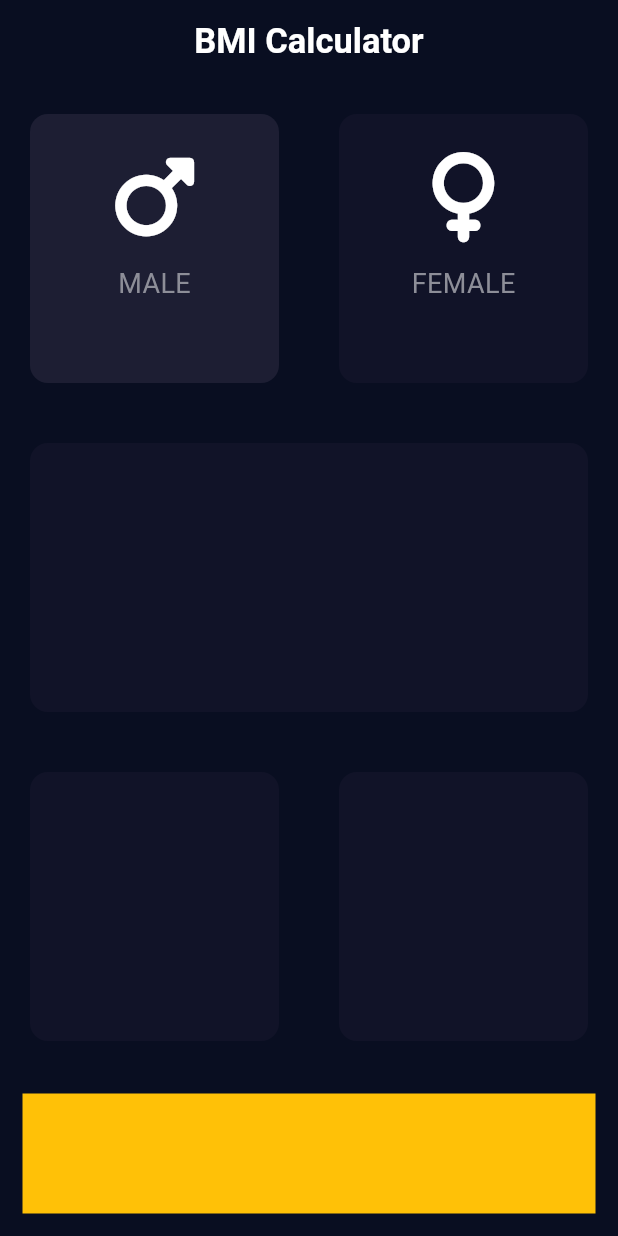
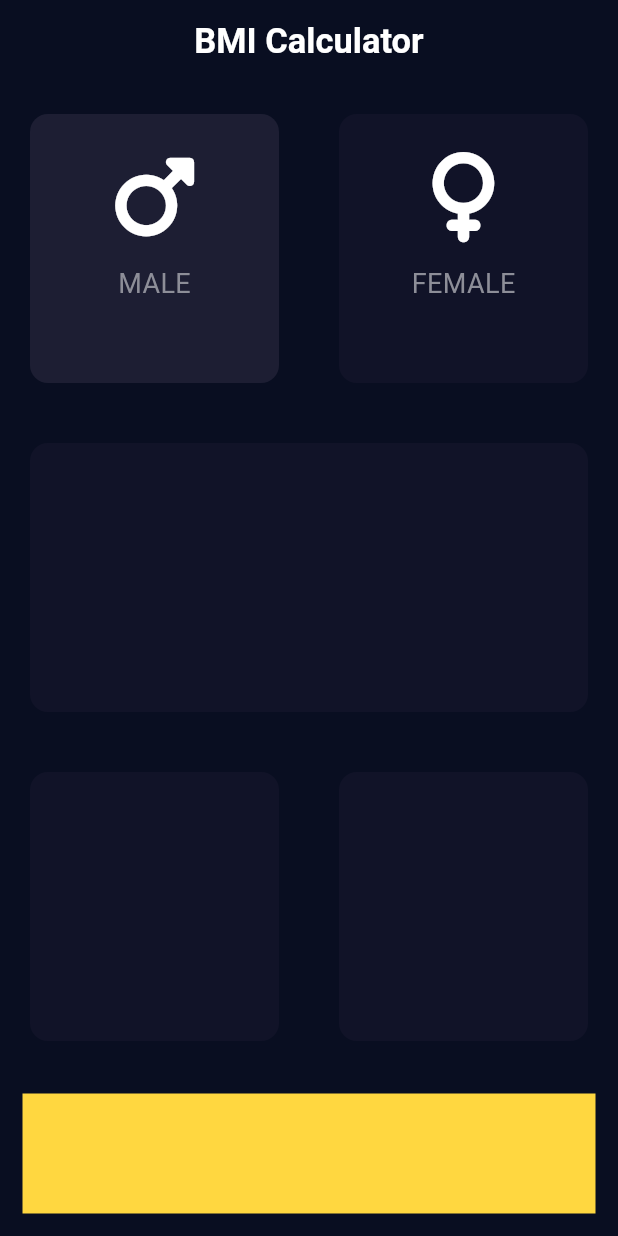
Before and after one commit to saver999/bmicalculator, a Flutter app: the screen it shows after launch, after a tap on "MALE", on a phone screen of 412 x 824 dp. Run offline on Flutter 3.47's test engine with Material 3 defaults, Android fonts, the phone set to English and light mode, and no system bars; our stand-ins replace font_awesome_flutter.

Commit message:
Update with ternary operator

```diff
--- a/lib/myhomepage.dart
+++ b/lib/myhomepage.dart
@@ -29,21 +29,9 @@ class MyHomePage extends StatefulWidget {
 
 class _MyHomePageState extends State<MyHomePage> {
 
+  bool isActiveMale = false;
+  bool isActiveFemale = false;
 
-  void changeColours(Gender gender){
-    if( gender == Gender.male){
-      if(maleColour == inactiveColour){
-        maleColour = activeColour;
-        femaleColour = inactiveColour;
-      }
-    }
-    if( gender == Gender.female){
-      if(femaleColour == inactiveColour){
-        femaleColour = activeColour;
-        maleColour = inactiveColour;
-      }
-    }
-  }
   @override
   Widget build(BuildContext context) {
     return Scaffold(
@@ -51,7 +39,8 @@ class _MyHomePageState extends State<MyHomePage> {
         title: Text(
           widget.title,
           style: TextStyle(
-              fontSize: 23, fontWeight: FontWeight.bold, color: Colors.white),
+              fontSize: 23, fontWeight: FontWeight.bold, color: Colors.white
+          ),
         ),
         centerTitle: true,
       ),
@@ -65,12 +54,12 @@ class _MyHomePageState extends State<MyHomePage> {
                    child:  GestureDetector(
                       onTap: () {
                         setState(() {
-                          changeColours(Gender.male);
-
+                          isActiveFemale = false;
+                          isActiveMale = true;
                         });
                       },
                     child: Mycard(
-                      colours: maleColour,
+                      colours: isActiveMale ? activeColour : inactiveColour,
                       cardChild: cardChild(icon: FontAwesomeIcons.mars,text: 'MALE',),
                     ),
                   ),
@@ -79,11 +68,12 @@ class _MyHomePageState extends State<MyHomePage> {
                   child: GestureDetector(
                     onTap: () {
                      setState(() {
-                       changeColours(Gender.female);
+                       isActiveFemale = true;
+                       isActiveMale = false;
                      });
                     },
                     child: Mycard(
-                      colours: femaleColour,
+                      colours: isActiveFemale ? activeColour : inactiveColour,
                       cardChild: cardChild(icon: FontAwesomeIcons.venus,text: 'FEMALE',),
                     ),
                   ),
@@ -103,20 +93,18 @@ class _MyHomePageState extends State<MyHomePage> {
                 Expanded(
                   child: Mycard(
                     colours: Color(0xFF111328),
-
                   ),
                 ),
                 Expanded(
                   child: Mycard(
                     colours: Color(0xFF111328),
-
                   ),
                 ),
               ],
             ),
           ),
           Container(
-            color: Colors.amber,
+            color: Colors.amberAccent,
             height: 80,
             width: double.infinity,
             margin: EdgeInsets.all(15),
```
